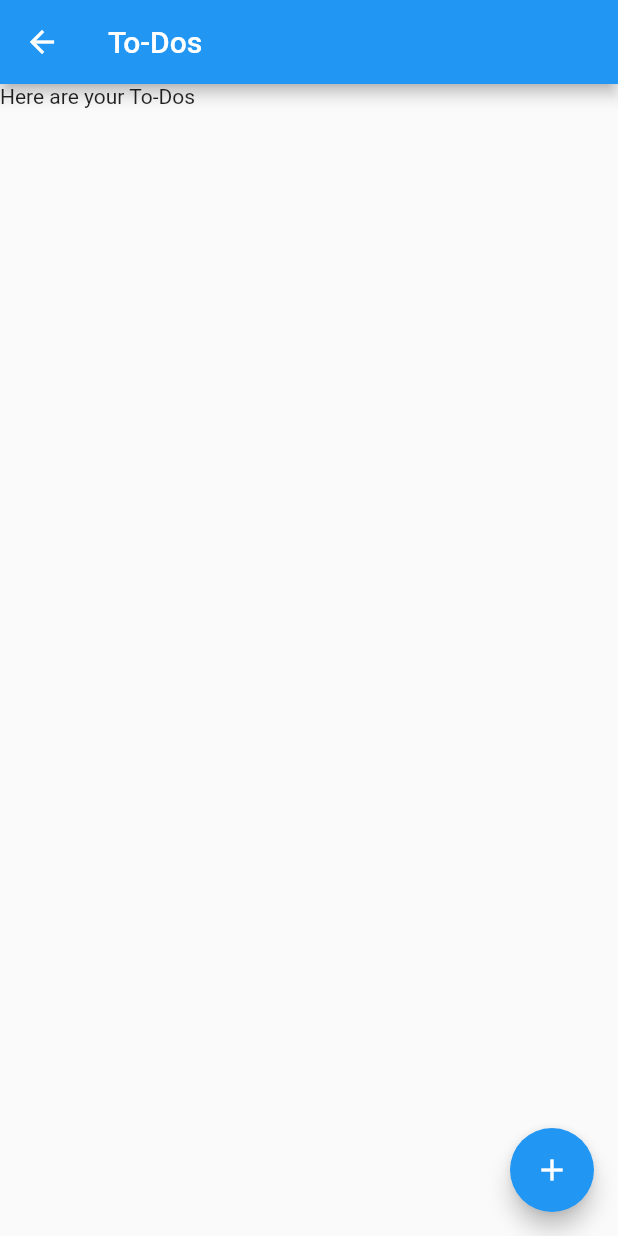
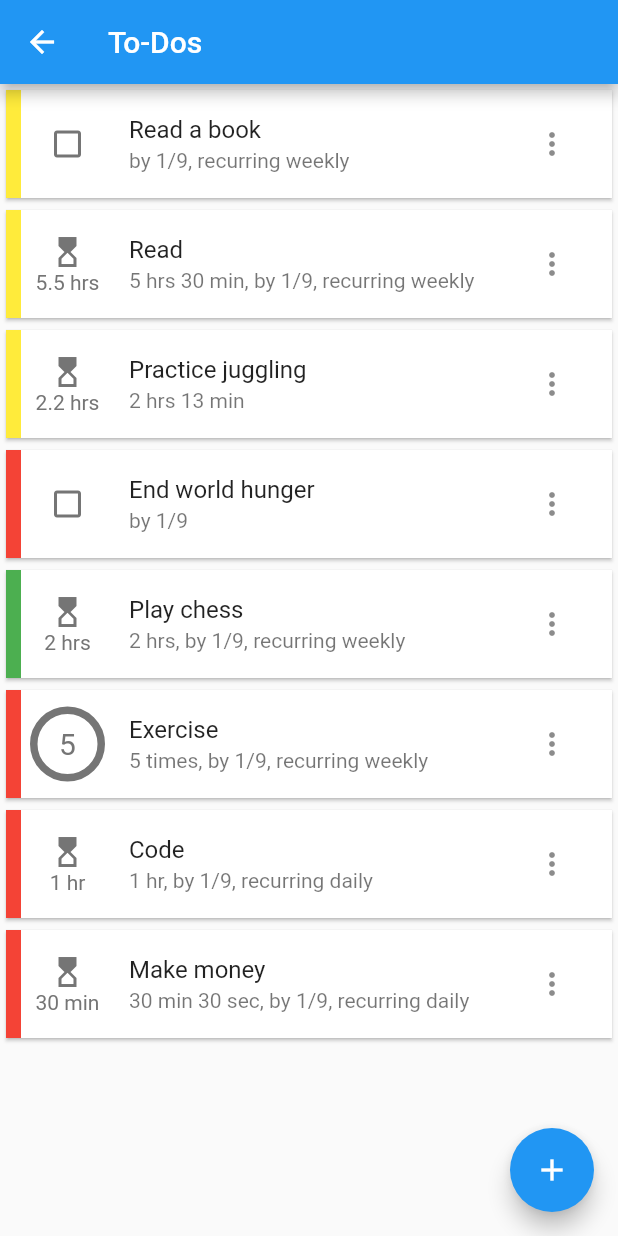
Before and after one commit to TBarmak/retask, a Flutter app: the ToDos screen opened by its route, on a phone screen of 412 x 824 dp. Run offline on Flutter 3.47's test engine with Material 2 defaults, Android fonts, the light colour scheme and no system bars; our stand-ins replace firebase_auth, firebase_core; accounts and stored records are empty.

Commit message:
Build ToDos screen to show ToDo items
A ToDo service has been created with dummy data. These ToDos are shown on the ToDo screen. Each ToDo tile shows the task, along with other information about the ToDo instance. The user can check and uncheck one-off ToDo items.

```diff
--- a/lib/screens/home/to_dos.dart
+++ b/lib/screens/home/to_dos.dart
@@ -1,4 +1,7 @@
 import 'package:flutter/material.dart';
+import 'package:retask/models/to_do.dart';
+import 'package:retask/services/to_do_service.dart';
+import 'package:intl/intl.dart';
 
 class ToDos extends StatefulWidget {
   @override
@@ -6,11 +9,98 @@ class ToDos extends StatefulWidget {
 }
 
 class _ToDosState extends State<ToDos> {
+  /// A list storing all of the ToDo items
+  List<ToDo> data;
+
+  @override
+  void initState() {
+    super.initState();
+    data = getToDos();
+  }
+
+  /// A list for coloring the ToDo tiles according to their importance
+  final List<Color> importanceColors = [
+    Colors.green,
+    Colors.yellow,
+    Colors.red
+  ];
+
+  /// Build a Card from a ToDo instance
+  Card buildTile(context, index) {
+    return Card(
+      shape: Border(
+          left: BorderSide(
+              color: importanceColors[data[index].importance], width: 10)),
+      child: ListTile(
+          onTap: () {},
+          leading: getLeading(data[index]),
+          title: Text("${data[index].task}"),
+          subtitle: Text(getSubtitle(data[index])),
+          trailing: IconButton(onPressed: () {}, icon: Icon(Icons.more_vert))),
+    );
+  }
+
+  /// Build the leading widget for the ListTile
+  dynamic getLeading(ToDo todo) {
+    if (todo.duration != null) {
+      return SizedBox(
+        width: 50,
+        child: Column(mainAxisAlignment: MainAxisAlignment.center, children: [
+          Icon(Icons.hourglass_top_outlined, color: Colors.grey[600]),
+          Text(durationToString(todo.durationRemaining, concise: true),
+              style: TextStyle(color: Colors.grey[600]))
+        ]),
+      );
+    } else if (todo.numTimes == 1) {
+      return SizedBox(
+        width: 50,
+        child: IconButton(
+            onPressed: () {
+              setState(() {
+                toggleCompleted(todo);
+              });
+            },
+            icon: Icon(
+                todo.completed
+                    ? Icons.check_box
+                    : Icons.check_box_outline_blank,
+                color: Colors.grey[600])),
+      );
+    } else {
+      return Container(
+          width: 50,
+          height: 50,
+          child: Center(
+              child: Text(todo.timesRemaining.toString(),
+                  style: TextStyle(color: Colors.grey[600], fontSize: 20))),
+          decoration: BoxDecoration(
+              shape: BoxShape.circle,
+              border: Border.all(width: 5, color: Colors.grey[600])));
+    }
+  }
+
+  /// Create the string subtitle for the tile based on a ToDo instance
+  String getSubtitle(ToDo todo) {
+    List parts = [];
+    if (todo.duration != null) {
+      parts.add(durationToString(todo.duration));
+    } else if (todo.numTimes != 1) {
+      parts.add(todo.numTimes.toString() + " times");
+    }
+    if (todo.dueDate != null) {
+      parts.add("by " + DateFormat('M/d').format(todo.dueDate));
+    }
+    if (todo.recurTimes != 0) {
+      parts.add("recurring " + todo.recurWindow);
+    }
+    return parts.join(", ");
+  }
+
   @override
   Widget build(BuildContext context) {
     return Scaffold(
         appBar: AppBar(backgroundColor: Colors.blue, title: Text('To-Dos')),
-        body: Text('Here are your To-Dos'),
+        body: ListView.builder(itemCount: data.length, itemBuilder: buildTile),
         floatingActionButton:
             FloatingActionButton(onPressed: () {}, child: Icon(Icons.add)));
   }
--- /dev/null
+++ b/lib/services/to_do_service.dart
@@ -0,0 +1,87 @@
+import 'package:retask/models/to_do.dart';
+
+// Sample list of ToDos for testing before connecting to Firebase
+final List<ToDo> sampleData = [
+  ToDo("Read a book",
+      numTimes: 1,
+      dueDate: DateTime.parse('2021-01-09'),
+      recurTimes: -1,
+      recurWindow: "weekly",
+      importance: 1),
+  ToDo("Read",
+      duration: Duration(hours: 5, minutes: 30),
+      dueDate: DateTime.parse('2021-01-09'),
+      recurTimes: -1,
+      recurWindow: "weekly",
+      importance: 1),
+  ToDo("Practice juggling",
+      duration: Duration(hours: 2, minutes: 13), importance: 1),
+  ToDo("End world hunger",
+      numTimes: 1,
+      dueDate: DateTime.parse('2021-01-09'),
+      recurTimes: 0,
+      importance: 2),
+  ToDo("Play chess",
+      duration: Duration(hours: 2),
+      dueDate: DateTime.parse('2021-01-09'),
+      recurTimes: 3,
+      recurWindow: "weekly"),
+  ToDo("Exercise",
+      numTimes: 5,
+      dueDate: DateTime.parse('2021-01-09'),
+      recurTimes: -1,
+      recurWindow: "weekly",
+      importance: 2),
+  ToDo("Code",
+      duration: Duration(hours: 1),
+      dueDate: DateTime.parse('2021-01-09'),
+      recurTimes: 4,
+      recurWindow: "daily",
+      importance: 2),
+  ToDo("Make money",
+      duration: Duration(minutes: 30, seconds: 30),
+      dueDate: DateTime.parse('2021-01-09'),
+      recurTimes: -1,
+      recurWindow: "daily",
+      importance: 2),
+];
+
+/// Get a list of ToDos
+List<ToDo> getToDos() {
+  return sampleData;
+}
+
+/// Toggle the completed attribute of a ToDo instance
+void toggleCompleted(ToDo todo) {
+  todo.completed = !todo.completed;
+}
+
+// TODO: Implement sorting methods to sort by importance and due date
+
+/// Convert a duration to the form "x hr(s) y min", concise arg makes the output shorter when set to true
+String durationToString(Duration duration, {bool concise = false}) {
+  List parts = duration.toString().split(':');
+  int hours = int.parse(parts[0]);
+  int minutes = int.parse(parts[1]);
+  int seconds = int.parse(parts[2].split('.')[0]);
+  if (hours > 0) {
+    if (minutes > 0) {
+      if (concise) {
+        return (hours + (minutes / 60)).toStringAsFixed(1) +
+            (hours == 1 ? " hr" : " hrs");
+      }
+      return hours.toString() +
+          (hours == 1 ? " hr " : " hrs ") +
+          minutes.toString() +
+          " min";
+    }
+    return hours.toString() + (hours == 1 ? " hr" : " hrs");
+  } else if (minutes > 0) {
+    if (seconds > 0 && !concise) {
+      return minutes.toString() + " min " + seconds.toString() + " sec";
+    }
+    return minutes.toString() + " min";
+  } else {
+    return seconds.toString() + " sec";
+  }
+}
```
